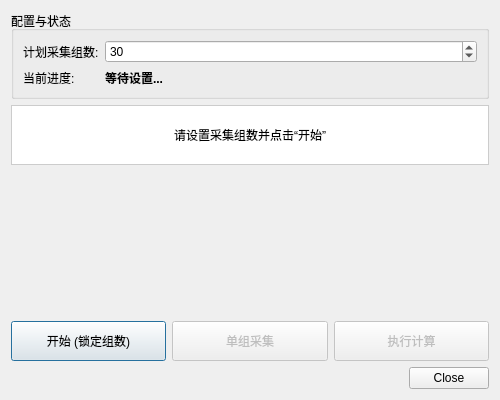
Qt form src/Qt_Interface/src/CalibrationDialog.ui (Xt-creat/OpticalMagneticNavigation) before a commit.
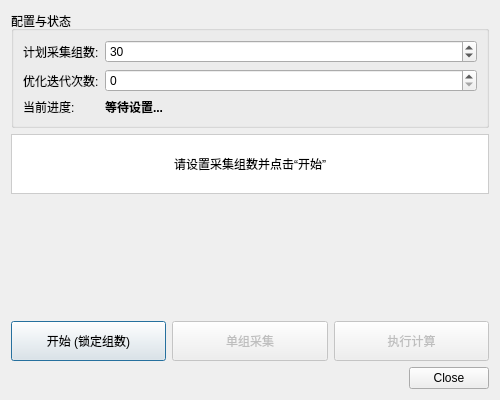
The same form after that commit.

Commit message: 优化标定的采集和计算逻辑

```diff
--- a/src/Qt_Interface/src/CalibrationDialog.ui
+++ b/src/Qt_Interface/src/CalibrationDialog.ui
@@ -41,13 +41,33 @@
        </widget>
       </item>
       <item row="1" column="0">
+       <widget class="QLabel" name="label_5">
+        <property name="text">
+         <string>优化迭代次数:</string>
+        </property>
+       </widget>
+      </item>
+      <item row="1" column="1">
+       <widget class="QSpinBox" name="iterSpinBox">
+        <property name="minimum">
+         <number>0</number>
+        </property>
+        <property name="maximum">
+         <number>10</number>
+        </property>
+        <property name="value">
+         <number>0</number>
+        </property>
+       </widget>
+      </item>
+      <item row="2" column="0">
        <widget class="QLabel" name="label_4">
         <property name="text">
          <string>当前进度:</string>
         </property>
        </widget>
       </item>
-      <item row="1" column="1">
+      <item row="2" column="1">
        <widget class="QLabel" name="label_2">
         <property name="font">
          <font>
```
The commit also changes 3 other files.
